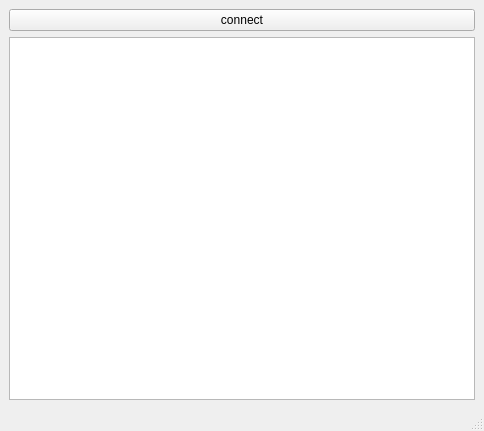
Above: mainwindow.ui from mishamashina/Client before the change. Below: the same form after it.
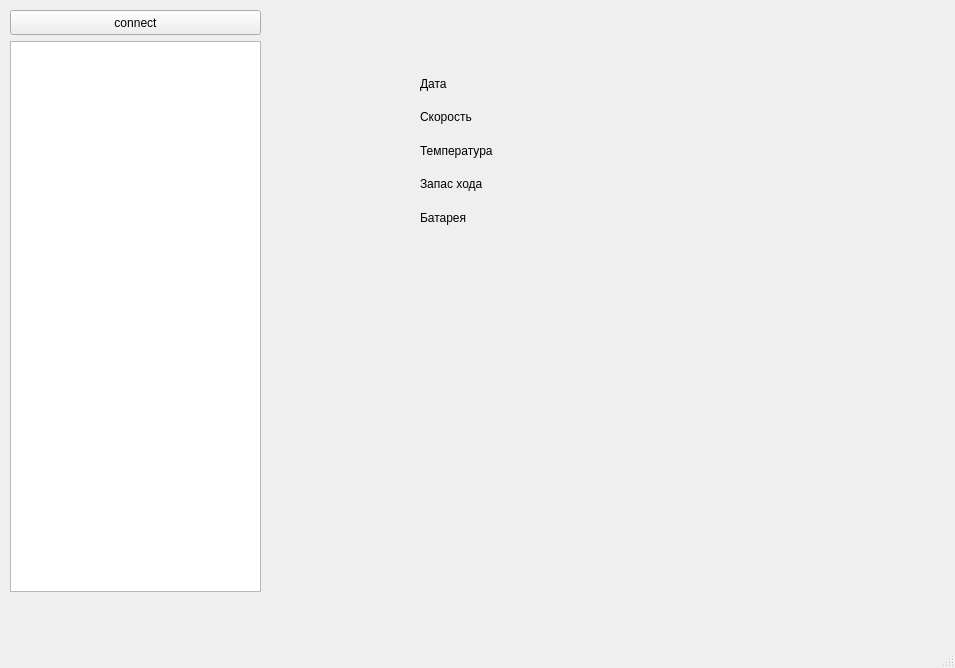
That is the form after the change.

The edit to the form file:
```diff
--- a/mainwindow.ui
+++ b/mainwindow.ui
@@ -6,26 +6,84 @@
    <rect>
     <x>0</x>
     <y>0</y>
-    <width>484</width>
-    <height>431</height>
+    <width>955</width>
+    <height>668</height>
    </rect>
   </property>
   <property name="windowTitle">
    <string>MainWindow</string>
   </property>
   <widget class="QWidget" name="centralwidget">
-   <layout class="QGridLayout" name="gridLayout">
-    <item row="1" column="0" colspan="2">
-     <widget class="QTextBrowser" name="textBrowser"/>
-    </item>
-    <item row="0" column="0" colspan="2">
-     <widget class="QPushButton" name="pushButton">
-      <property name="text">
-       <string>connect</string>
-      </property>
-     </widget>
-    </item>
-   </layout>
+   <widget class="QPushButton" name="pushButton">
+    <property name="geometry">
+     <rect>
+      <x>10</x>
+      <y>10</y>
+      <width>251</width>
+      <height>25</height>
+     </rect>
+    </property>
+    <property name="text">
+     <string>connect</string>
+    </property>
+   </widget>
+   <widget class="QTextBrowser" name="textBrowser">
+    <property name="geometry">
+     <rect>
+      <x>10</x>
+      <y>41</y>
+      <width>251</width>
+      <height>551</height>
+     </rect>
+    </property>
+   </widget>
+   <widget class="QWidget" name="">
+    <property name="geometry">
+     <rect>
+      <x>420</x>
+      <y>70</y>
+      <width>131</width>
+      <height>161</height>
+     </rect>
+    </property>
+    <layout class="QVBoxLayout" name="verticalLayout">
+     <item>
+      <widget class="QLabel" name="label_0">
+       <property name="text">
+        <string>Дата</string>
+       </property>
+      </widget>
+     </item>
+     <item>
+      <widget class="QLabel" name="label_1">
+       <property name="text">
+        <string>Скорость</string>
+       </property>
+      </widget>
+     </item>
+     <item>
+      <widget class="QLabel" name="label_2">
+       <property name="text">
+        <string>Температура</string>
+       </property>
+      </widget>
+     </item>
+     <item>
+      <widget class="QLabel" name="label_3">
+       <property name="text">
+        <string>Запас хода</string>
+       </property>
+      </widget>
+     </item>
+     <item>
+      <widget class="QLabel" name="label_4">
+       <property name="text">
+        <string>Батарея</string>
+       </property>
+      </widget>
+     </item>
+    </layout>
+   </widget>
   </widget>
   <widget class="QMenuBar" name="menubar">
    <property name="geometry">
```
Left out of the diff: 2 changed lines with no effect on the pictures.
